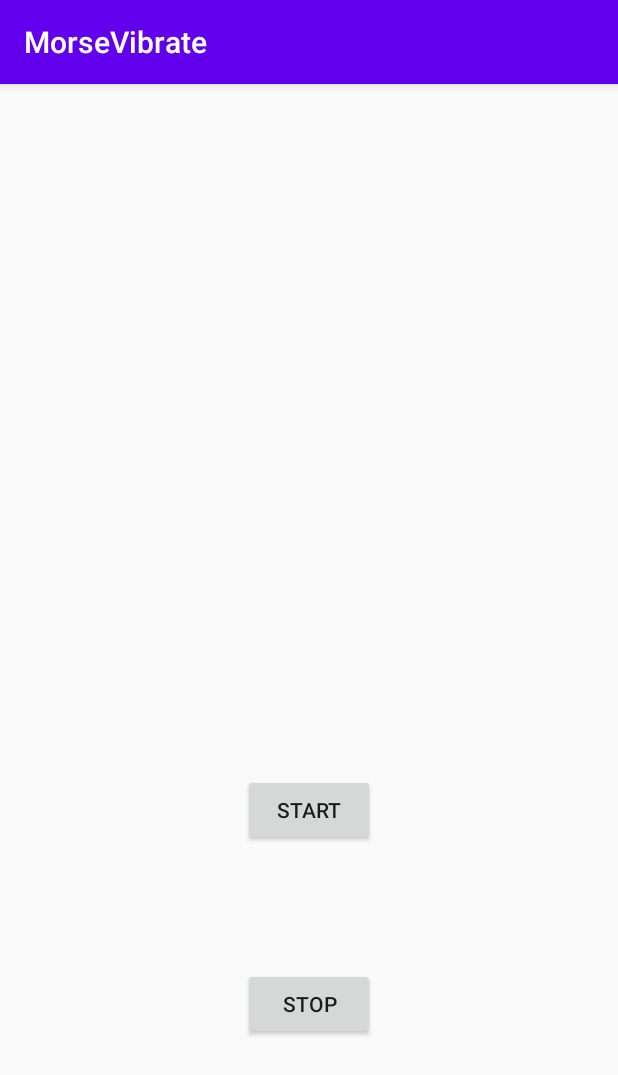
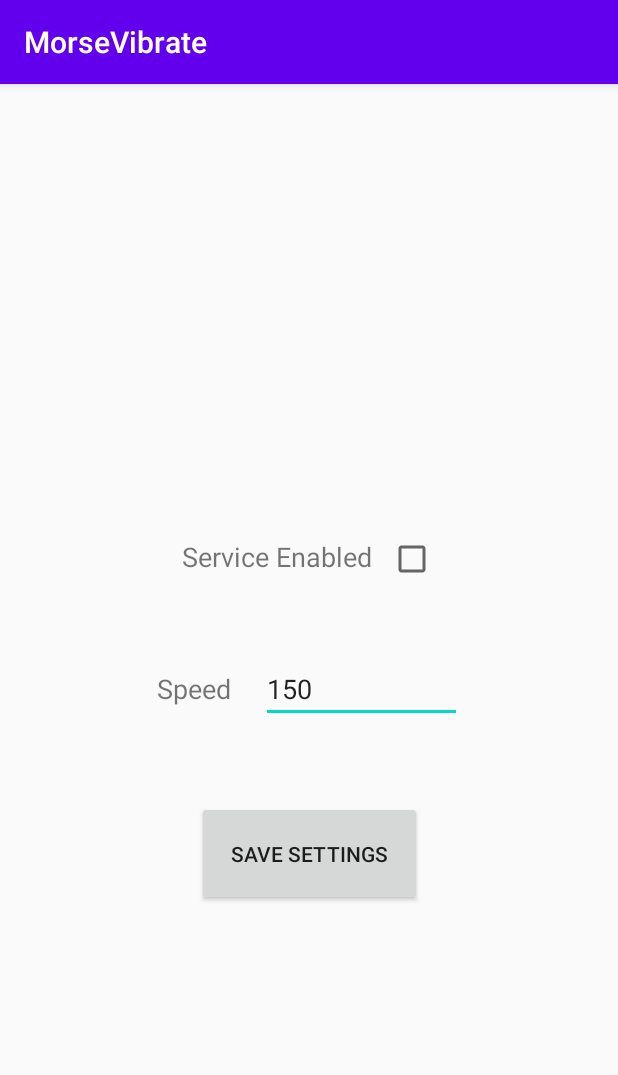
Before and after one commit to Zombant/MorseNotifications, an Android app: the screen it shows after launch (MainActivity), on a phone screen of 412 x 824 dp. Shown: the top 1075 px of the screen. Run offline under Robolectric (Android 15) with nearby library versions, the phone set to English and light mode, and no system bars.

Commit message:
Added speed control and enabled checkbox

```diff
--- a/app/src/main/java/com/apicci/morsevibrate/MainActivity.kt
+++ b/app/src/main/java/com/apicci/morsevibrate/MainActivity.kt
@@ -1,33 +1,65 @@
 package com.apicci.morsevibrate
 
-import android.app.ActivityManager
-import android.content.Context
-import android.content.Intent
-import android.os.Build
 import androidx.appcompat.app.AppCompatActivity
 import android.os.Bundle
-import android.os.VibrationEffect
-import android.os.Vibrator
-import android.service.notification.NotificationListenerService
+import android.text.Editable
+import android.text.TextWatcher
 import android.view.View
-import android.widget.Button
 import android.widget.Toast
 import kotlinx.android.synthetic.main.activity_main.*
+import java.lang.StringBuilder
 
 class MainActivity : AppCompatActivity() {
+
+    //lateinit var speedEditText: EditText
+    public val MAX_SPEED: Int = 9999
+    public val MIN_SPEED: Int = 35
 
     override fun onCreate(savedInstanceState: Bundle?) {
         super.onCreate(savedInstanceState)
         setContentView(R.layout.activity_main)
 
+        speedEditText.setText(getSharedPreferences("morseNotify", 0).getInt("speed", 150).toString())
+        enabledCheckBox.isChecked = getSharedPreferences("morseNotify", 0).getBoolean("enabled", false)
+
         //TODO: Start and stop the service
-        startServiceButton.setOnClickListener(View.OnClickListener {
-            println("------------------Start Clicked")
-        })
 
-        stopServiceButton.setOnClickListener(View.OnClickListener{
-            println("------------------Stop Clicked")
-        })
+
+        //TODO: Option to play sound and flash light in addition to vibration
+
+        //Speed changing
+        speedEditText.addTextChangedListener(object : TextWatcher {
+            override fun afterTextChanged(s: Editable?) {
+
+            }
+
+            override fun beforeTextChanged(s: CharSequence?, start: Int, count: Int, after: Int) {
+            }
+
+            override fun onTextChanged(s: CharSequence?, start: Int, before: Int, count: Int) {
+
+            }
+
+        });
+
+        saveSpeedButton.setOnClickListener {
+            //Set up SharedPreferences
+            val editor = getSharedPreferences("morseNotify", 0).edit()
+
+            editor.putBoolean("enabled", enabledCheckBox.isChecked)
+
+            if(speedEditText.text.toString().length > 5){
+                Toast.makeText(applicationContext, "Invalid Speed: Please enter a value $MIN_SPEED-$MAX_SPEED", Toast.LENGTH_LONG).show()
+
+            } else if(speedEditText.text.toString() == null || speedEditText.text.toString().toInt() > MAX_SPEED || speedEditText.text.toString().toInt() < MIN_SPEED){
+                Toast.makeText(applicationContext, "Invalid Speed: Please enter a value $MIN_SPEED-$MAX_SPEED", Toast.LENGTH_LONG).show()
+
+            } else {
+                //Save speed in SharedPreferences
+                editor.putInt("speed", speedEditText.text.toString().toInt())
+                editor.apply()
+            }
+        }
 
     }
 
--- a/app/src/main/res/layout/activity_main.xml
+++ b/app/src/main/res/layout/activity_main.xml
@@ -2,30 +2,75 @@
 <androidx.constraintlayout.widget.ConstraintLayout xmlns:android="http://schemas.android.com/apk/res/android"
     xmlns:app="http://schemas.android.com/apk/res-auto"
     xmlns:tools="http://schemas.android.com/tools"
-    android:id="@+id/relativeLayout"
+    android:id="@+id/constraintLayout"
     android:layout_width="match_parent"
     android:layout_height="match_parent"
-    tools:context=".MainActivity" >
+    android:orientation="vertical"
+    tools:context=".MainActivity">
 
     <Button
-        android:id="@+id/startServiceButton"
+        android:id="@+id/saveSpeedButton"
+        android:layout_width="150dp"
+        android:layout_height="70dp"
+        android:layout_marginBottom="220dp"
+        android:text="Save Settings"
+        app:layout_constraintBottom_toBottomOf="parent"
+        app:layout_constraintEnd_toEndOf="parent"
+        app:layout_constraintStart_toStartOf="parent" />
+
+    <LinearLayout
         android:layout_width="wrap_content"
         android:layout_height="wrap_content"
-        android:layout_marginTop="442dp"
-        android:layout_marginBottom="242dp"
-        android:text="Start"
-        app:layout_constraintBottom_toBottomOf="parent"
+        android:layout_marginBottom="48dp"
+        android:orientation="horizontal"
+        app:layout_constraintBottom_toTopOf="@+id/linearLayout"
         app:layout_constraintEnd_toEndOf="parent"
-        app:layout_constraintStart_toStartOf="parent"
-        app:layout_constraintTop_toTopOf="parent" />
+        app:layout_constraintStart_toStartOf="parent">
 
-    <Button
-        android:id="@+id/stopServiceButton"
+        <TextView
+            android:id="@+id/enabledTextView"
+            android:layout_width="wrap_content"
+            android:layout_height="wrap_content"
+            android:layout_marginRight="10dp"
+            android:layout_weight="1"
+            android:text="Service Enabled"
+            android:textAlignment="center"
+            android:textSize="18sp" />
+
+        <CheckBox
+            android:id="@+id/enabledCheckBox"
+            android:layout_width="wrap_content"
+            android:layout_height="wrap_content"
+            android:layout_weight="1" />
+    </LinearLayout>
+
+    <LinearLayout
+        android:id="@+id/linearLayout"
         android:layout_width="wrap_content"
         android:layout_height="wrap_content"
-        android:layout_marginTop="81dp"
-        android:text="Stop"
+        android:layout_marginBottom="52dp"
+        android:orientation="horizontal"
+        app:layout_constraintBottom_toTopOf="@+id/saveSpeedButton"
         app:layout_constraintEnd_toEndOf="parent"
-        app:layout_constraintStart_toStartOf="parent"
-        app:layout_constraintTop_toBottomOf="@+id/startServiceButton" />
+        app:layout_constraintStart_toStartOf="parent">
+
+        <TextView
+            android:id="@+id/speedTextView"
+            android:layout_width="wrap_content"
+            android:layout_height="wrap_content"
+            android:layout_marginRight="10dp"
+            android:text="Speed"
+            android:textAlignment="center"
+            android:textSize="18sp" />
+
+        <EditText
+            android:id="@+id/speedEditText"
+            android:layout_width="134dp"
+            android:layout_height="45dp"
+            android:layout_marginLeft="10dp"
+            android:ems="10"
+            android:inputType="number" />
+
+    </LinearLayout>
+
 </androidx.constraintlayout.widget.ConstraintLayout>
```
Also changed, not shown: app/src/main/java/com/apicci/morsevibrate/MainService.kt (+27 -23 lines).
